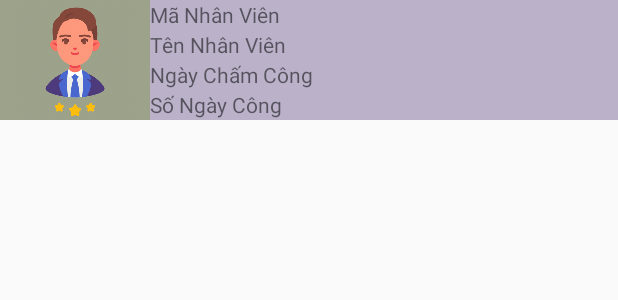
After one commit to Lap-trinh-di-dong-2/QuanLyLuong, an Android app: the layout listview_chamcong.xml on its own in the app's theme, with its tools: preview values and no code run, on a phone screen of 412 x 824 dp. The commit adds this screen. Shown: the top 300 px of the screen. Run offline under Robolectric (Android 15) with nearby library versions, the phone set to English and light mode, and no system bars.

Commit message:
Merge branch 'master' of D:\Project_LTDD\QuanLyLuong with conflicts.

```diff
--- a/app/src/main/AndroidManifest.xml
+++ b/app/src/main/AndroidManifest.xml
@@ -13,7 +13,7 @@
         <activity android:name=".GiaoDien.Thongke.ThongKe"></activity>
         <activity android:name=".GiaoDien.TamUng.ThemTamUng" />
         <activity android:name=".GiaoDien.TamUng.BangTamUng" />
-        <activity android:name=".GiaoDien.ChamCong.ChamCong" />
+        <activity android:name=".GiaoDien.ChamCong.ThemChamCong" />
         <activity android:name=".GiaoDien.ChamCong.BangChamCong" />
         <activity android:name=".GiaoDien.NhanVien.SuaNhanVien" />
         <activity android:name=".GiaoDien.NhanVien.ThemNhanVien" />
--- a/app/src/main/java/com/example/quanlyluong/DataBase/DBHelper.java
+++ b/app/src/main/java/com/example/quanlyluong/DataBase/DBHelper.java
@@ -17,6 +17,8 @@ public class DBHelper extends SQLiteOpenHelper {
         sqLiteDatabase.execSQL(sqlNhanVien);
         String sqlTamUng = "Create table TamUng (sophieu text PRIMARY KEY NOT NULL, ngay text, sotien text, manv text)";
         sqLiteDatabase.execSQL(sqlTamUng);
+        String sqlChamCong = "Create table ChamCong (manv text PRIMARY KEY NOT NULL , ngaycham text, songaycong text)";
+        sqLiteDatabase.execSQL(sqlChamCong);
     }
 
     @Override
--- a/app/src/main/java/com/example/quanlyluong/DataBase/DBNhanVien.java
+++ b/app/src/main/java/com/example/quanlyluong/DataBase/DBNhanVien.java
@@ -99,7 +99,7 @@ public class DBNhanVien {
     }
     public ArrayList<NhanVien> layNhanVienChamCong(String manv) {
         ArrayList<NhanVien> data = new ArrayList<>();
-        String sql = "select manv,tennv from NhanVien where manv ='" + manv + "'";
+        String sql = "select * from NhanVien where manv ='" + manv + "'";
         SQLiteDatabase db = dbHelper.getReadableDatabase();
         Cursor cursor = db.rawQuery(sql, null);
         try {
--- a/app/src/main/res/layout/chamcong.xml
+++ b/app/src/main/res/layout/chamcong.xml
@@ -5,7 +5,7 @@
     android:layout_width="match_parent"
     android:layout_height="match_parent"
     android:orientation="vertical"
-    tools:context=".GiaoDien.ChamCong.ChamCong">
+    tools:context=".GiaoDien.ChamCong.ThemChamCong">
 
     <TextView
         style="@style/tieude"
@@ -30,7 +30,7 @@
         android:text="@string/thang"/>
     <EditText
         style="@style/edittext"
-        android:id="@+id/txtThang"/>
+        android:id="@+id/txtNgayChamCong"/>
     <TextView
         style="@style/textview"
         android:text="@string/songaycong"/>
--- /dev/null
+++ b/app/src/main/res/layout/listview_chamcong.xml
@@ -0,0 +1,39 @@
+<?xml version="1.0" encoding="utf-8"?>
+<LinearLayout xmlns:android="http://schemas.android.com/apk/res/android"
+    android:orientation="horizontal" android:layout_width="match_parent"
+    android:layout_height="match_parent">
+        <ImageView
+            android:background="#9DA38B"
+            android:layout_width="100sp"
+            android:layout_height="80sp"
+            android:id="@+id/imgHinh"
+            android:src="@drawable/nam" />
+    <LinearLayout
+        android:layout_width="wrap_content"
+        android:layout_height="wrap_content"
+        android:background="#BBB2CA"
+        android:layout_weight="1"
+        android:orientation="vertical">
+
+        <TextView
+            android:id="@+id/tvMaNhanVien"
+            style="@style/tv_model"
+            android:text="@string/manhanvien" />
+
+        <TextView
+            android:id="@+id/tvTenNhanVien"
+            style="@style/tv_model"
+            android:text="@string/tennhanvien" />
+
+        <TextView
+            android:id="@+id/tvNgayChamCong"
+            style="@style/tv_model"
+            android:text="@string/thang" />
+
+        <TextView
+            android:id="@+id/tvSoNgayCong"
+            style="@style/tv_model"
+            android:text="@string/songaycong" />
+    </LinearLayout>
+
+</LinearLayout>
--- a/app/src/main/res/values/strings.xml
+++ b/app/src/main/res/values/strings.xml
@@ -27,7 +27,7 @@
 
     <string name="tieude2">Bảng Chấm Công</string>
     <string name="chamcong">Chấm Công</string>
-    <string name="thang">Tháng</string>
+    <string name="thang">Ngày Chấm Công</string>
     <string name="songaycong">Số Ngày Công</string>
 
     <string name="tieude4">Bảng Tạm Ứng</string>
```
Also changed, not shown: app/src/main/java/com/example/quanlyluong/Adapter/CustomAdapterChamCong.java (added, +36 -0 lines), app/src/main/java/com/example/quanlyluong/Adapter/CustomAdapterNhanVien.java (+2 -16 lines), app/src/main/java/com/example/quanlyluong/DataBase/DBChamCong.java (added, +26 -0 lines), app/src/main/java/com/example/quanlyluong/GiaoDien/ChamCong/ThemChamCong.java (renamed from app/src/main/java/com/example/quanlyluong/GiaoDien/ChamCong/ChamCong.java, +17 -3 lines), app/src/main/java/com/example/quanlyluong/Model/ChamCong.java (added, +47 -0 lines).
